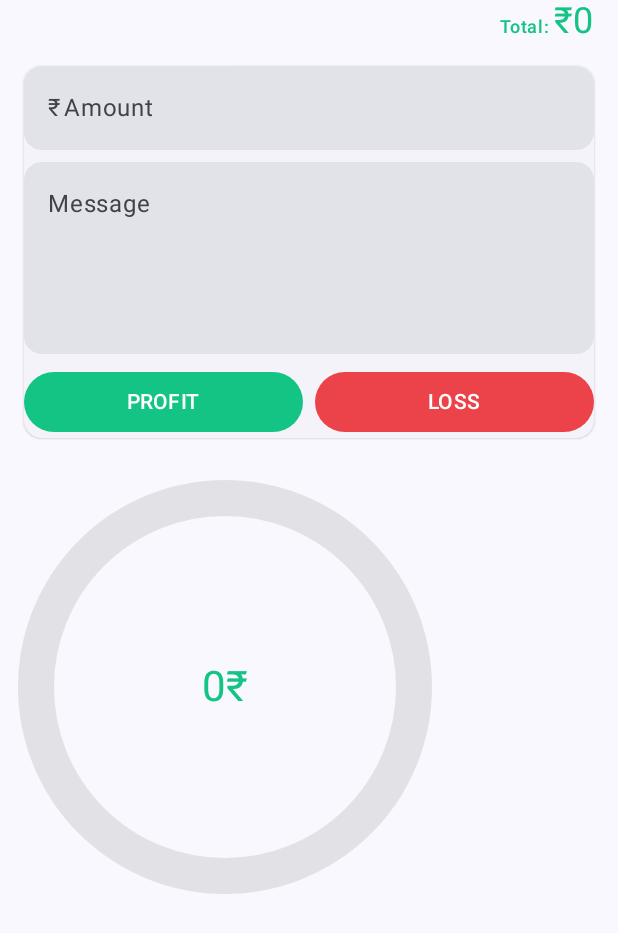
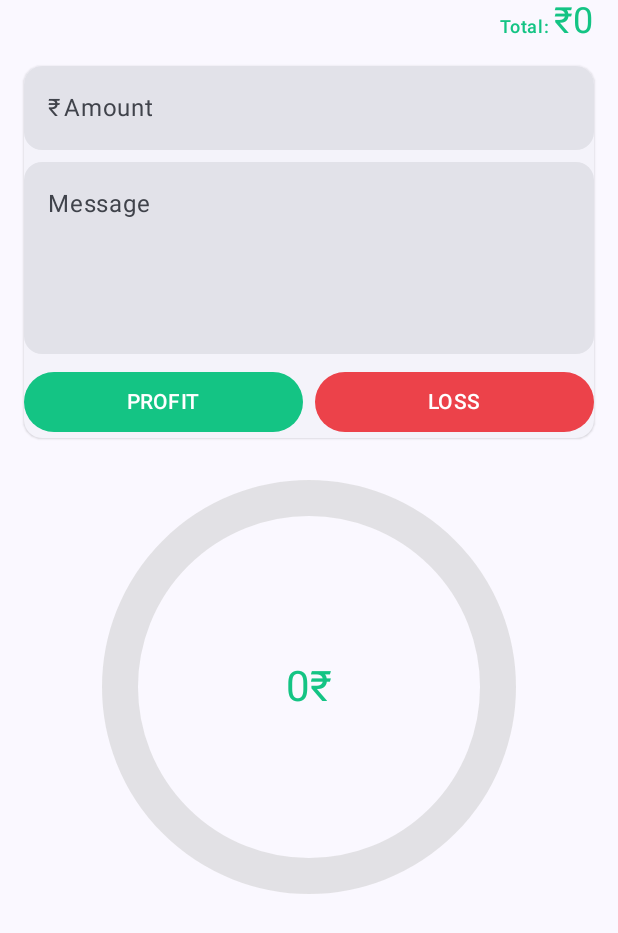
Before and after one commit to shivam-raj12/Trip_Calculator, an Android app built with Jetpack Compose: the screen it shows after launch (MainActivity), on a phone screen of 412 x 824 dp. Shown: the top 933 px of the screen. Run offline under Robolectric (Android 15) with nearby library versions, the phone set to English and light mode, and no system bars; our stand-ins replace Room's generated code.

Commit message:
Refactor: Remove Repository and Add Navigation
- Removes the unused `Repository` class.
- Moves `Graph.kt` and `InputField.kt` to `screens/home` package.
- Adds `HomeScreen.kt` for the main screen.
- Adds `HistoryScreen.kt` and `HistoryItem.kt` to `screens/history` package.
- Implements navigation using `NavHost` to switch between `HomeScreen` and `HistoryScreen`.
- Adds total profit and loss to history screen.
- Updates `Dao` to add support for profit and loss.
- Modify amount type from Int to Long in History entity.

```diff
--- a/app/build.gradle.kts
+++ b/app/build.gradle.kts
@@ -61,4 +61,7 @@ dependencies {
     implementation(libs.androidx.room.runtime)
     ksp(libs.androidx.room.compiler)
     implementation(libs.androidx.room.ktx)
+
+    //Navigation
+    implementation(libs.androidx.navigation.compose)
 }
--- a/app/src/main/java/com/example/tripcalculator/MainActivity.kt
+++ b/app/src/main/java/com/example/tripcalculator/MainActivity.kt
@@ -4,48 +4,19 @@ import android.os.Bundle
 import androidx.activity.ComponentActivity
 import androidx.activity.compose.setContent
 import androidx.activity.enableEdgeToEdge
-import androidx.compose.foundation.clickable
-import androidx.compose.foundation.layout.Box
-import androidx.compose.foundation.layout.Column
-import androidx.compose.foundation.layout.Row
-import androidx.compose.foundation.layout.Spacer
+import androidx.compose.animation.core.tween
+import androidx.compose.animation.scaleIn
+import androidx.compose.animation.scaleOut
 import androidx.compose.foundation.layout.fillMaxSize
-import androidx.compose.foundation.layout.fillMaxWidth
-import androidx.compose.foundation.layout.height
 import androidx.compose.foundation.layout.padding
-import androidx.compose.foundation.layout.size
-import androidx.compose.foundation.lazy.LazyColumn
-import androidx.compose.foundation.lazy.items
-import androidx.compose.foundation.shape.CircleShape
-import androidx.compose.material3.MaterialTheme
-import androidx.compose.material3.OutlinedCard
 import androidx.compose.material3.Scaffold
-import androidx.compose.material3.Text
-import androidx.compose.runtime.Composable
-import androidx.compose.runtime.LaunchedEffect
-import androidx.compose.runtime.getValue
-import androidx.compose.runtime.mutableIntStateOf
-import androidx.compose.runtime.mutableStateOf
-import androidx.compose.runtime.remember
-import androidx.compose.runtime.rememberCoroutineScope
-import androidx.compose.runtime.setValue
-import androidx.compose.ui.Alignment
 import androidx.compose.ui.Modifier
-import androidx.compose.ui.draw.clip
-import androidx.compose.ui.platform.LocalContext
-import androidx.compose.ui.text.buildAnnotatedString
-import androidx.compose.ui.text.font.FontWeight
-import androidx.compose.ui.text.style.TextAlign
-import androidx.compose.ui.text.withStyle
-import androidx.compose.ui.unit.dp
-import androidx.lifecycle.compose.collectAsStateWithLifecycle
-import com.example.tripcalculator.database.History
-import com.example.tripcalculator.database.HistoryDatabase
-import com.example.tripcalculator.ui.theme.Green
-import com.example.tripcalculator.ui.theme.Red
+import androidx.navigation.compose.NavHost
+import androidx.navigation.compose.composable
+import androidx.navigation.compose.rememberNavController
+import com.example.tripcalculator.screens.history.HistoryScreen
+import com.example.tripcalculator.screens.home.HomeScreen
 import com.example.tripcalculator.ui.theme.TripCalculatorTheme
-import kotlinx.coroutines.launch
-import kotlin.math.abs
 
 class MainActivity : ComponentActivity() {
     override fun onCreate(savedInstanceState: Bundle?) {
@@ -53,110 +24,52 @@ class MainActivity : ComponentActivity() {
         enableEdgeToEdge()
         setContent {
             TripCalculatorTheme {
+                val navController = rememberNavController()
                 Scaffold(
-                    modifier = Modifier
-                        .fillMaxSize()
-                ) { innerPadding ->
-                    HomeScreen(Modifier.padding(innerPadding))
+                    modifier = Modifier.fillMaxSize()
+                ) {
+                    NavHost(
+                        navController = navController,
+                        startDestination = "home_screen",
+                        modifier = Modifier.padding(it)
+                    ) {
+                        composable(
+                            route = "home_screen",
+                            enterTransition = {
+                                scaleIn(tween(200))
+                            },
+                            exitTransition = {
+                                scaleOut(tween(200))
+                            },
+                            popEnterTransition = {
+                                scaleIn(tween(200))
+                            },
+                            popExitTransition = {
+                                scaleOut(tween(200))
+                            }
+                        ) {
+                            HomeScreen(navController)
+                        }
+                        composable(
+                            route = "history_screen",
+                            enterTransition = {
+                                scaleIn(tween(200))
+                            },
+                            exitTransition = {
+                                scaleOut(tween(200))
+                            },
+                            popEnterTransition = {
+                                scaleIn(tween(200))
+                            },
+                            popExitTransition = {
+                                scaleOut(tween(200))
+                            }
+                        ) {
+                            HistoryScreen()
+                        }
+                    }
                 }
             }
         }
     }
 }
-
-@Composable
-fun HomeScreen(modifier: Modifier = Modifier) {
-    val context = LocalContext.current
-    val database = remember { HistoryDatabase.getDatabase(context).dao }
-    var totalMoney by remember {
-        mutableIntStateOf(0)
-    }
-    var showHistory by remember {
-        mutableStateOf(false)
-    }
-    val history = database.getAll().collectAsStateWithLifecycle(initialValue = emptyList())
-    LaunchedEffect(Unit) {
-        database.getAll().collect {
-            totalMoney = it.sumOf { it.amount }
-        }
-    }
-    val coroutineScope = rememberCoroutineScope()
-    Column(
-        modifier = modifier
-    ) {
-        Box(
-            modifier = Modifier.fillMaxWidth().padding(end = 16.dp),
-            contentAlignment = Alignment.CenterEnd
-        ) {
-            Text(buildAnnotatedString {
-                withStyle(style = MaterialTheme.typography.labelMedium.toSpanStyle()) {
-                    append("Total: ")
-                }
-                withStyle(style = MaterialTheme.typography.headlineSmall.toSpanStyle()) {
-                    append("₹${abs(totalMoney)}")
-                }
-            }, color = if (totalMoney < 0) Red else Green, textAlign = TextAlign.Center)
-        }
-        LazyColumn {
-            item {
-                InputField(
-                    onButtonClick = { amount, message ->
-                        if (amount != 0) {
-                            totalMoney += amount
-                            coroutineScope.launch {
-                                database.insert(
-                                    History(
-                                        amount = amount,
-                                        message = if (message.isBlank()) "No Message" else message,
-                                        date = System.currentTimeMillis()
-                                    )
-                                )
-                            }
-                        }
-                    }
-                )
-            }
-            if (!showHistory){
-                item {
-                    MoneyGraph(Modifier
-                        .size(300.dp)
-                        .clip(CircleShape)
-                        .clickable { showHistory = !showHistory }, currentMoney = totalMoney)
-                }
-            } else {
-                items(history.value) {
-                    HistoryItem(
-                        modifier = Modifier.fillMaxWidth(),
-                        history = it
-                    )
-                    Spacer(Modifier.height(12.dp))
-                }
-            }
-        }
-    }
-}
-
-@Composable
-fun HistoryItem(
-    modifier: Modifier = Modifier,
-    history: History
-) {
-    OutlinedCard(modifier, shape = MaterialTheme.shapes.small) {
-        Row(
-            modifier= Modifier.padding(horizontal = 12.dp, 16.dp),
-            verticalAlignment = Alignment.CenterVertically
-        ) {
-            Column(
-                modifier = Modifier.weight(1f)
-            ) {
-                Text(history.message, style = MaterialTheme.typography.titleMedium)
-                Text(getStandardFormattedDate(history.date), style = MaterialTheme.typography.labelSmall)
-            }
-            Text(
-                text = "${if (history.amount<0) "-" else ""}₹${abs(history.amount)}",
-                color = if (history.amount < 0) Red else Green,
-                fontWeight = FontWeight.Bold
-            )
-        }
-    }
-}
--- a/app/src/main/java/com/example/tripcalculator/database/Dao.kt
+++ b/app/src/main/java/com/example/tripcalculator/database/Dao.kt
@@ -15,6 +15,12 @@ interface Dao {
     @Query("SELECT * FROM History ORDER BY date DESC")
     fun getAll(): Flow<List<History>>
 
+    @Query("SELECT * FROM History WHERE amount>0 ORDER BY date DESC")
+    fun getAllProfit(): Flow<List<History>>
+
+    @Query("SELECT * FROM History WHERE amount<0 ORDER BY date DESC")
+    fun getAllLoss(): Flow<List<History>>
+
     @Update
     suspend fun update(history: History)
 
--- a/app/src/main/java/com/example/tripcalculator/database/Entity.kt
+++ b/app/src/main/java/com/example/tripcalculator/database/Entity.kt
@@ -7,6 +7,6 @@ import androidx.room.PrimaryKey
 data class History(
     @PrimaryKey(autoGenerate = true) val id: Int = 0,
     val date: Long,
-    val amount: Int,
+    val amount: Long,
     val message: String,
 )
--- a/app/src/main/java/com/example/tripcalculator/Graph.kt
+++ b/app/src/main/java/com/example/tripcalculator/screens/home/Graph.kt
@@ -1,4 +1,4 @@
-package com.example.tripcalculator
+package com.example.tripcalculator.screens.home
 
 import androidx.compose.animation.core.Animatable
 import androidx.compose.animation.core.tween
@@ -23,17 +23,17 @@ import kotlin.math.abs
 @Composable
 fun MoneyGraph(
     modifier: Modifier = Modifier,
-    step: Int = 25000,
-    currentMoney: Int
+    step: Long = 25000,
+    currentMoney: Long
 ) {
     val totalMoney =
         if (abs(currentMoney) <= step) step else ((abs(currentMoney) + step - 1) / step) * step
-    val progress = currentMoney.toFloat() / totalMoney.toFloat() * 360f
+    val progress = currentMoney.toDouble() / totalMoney.toDouble() * 360f
     val textMeasurer = rememberTextMeasurer()
     val progressAnimate = remember { Animatable(0f) }
     val textAnimate = remember { Animatable(0f) }
     LaunchedEffect(progress) {
-        progressAnimate.animateTo(progress, animationSpec = tween(1000))
+        progressAnimate.animateTo(progress.toFloat(), animationSpec = tween(1000))
     }
     LaunchedEffect(currentMoney) {
         textAnimate.animateTo(currentMoney.toFloat(), animationSpec = tween(1000))
--- /dev/null
+++ b/app/src/main/java/com/example/tripcalculator/screens/home/HomeScreen.kt
@@ -0,0 +1,96 @@
+package com.example.tripcalculator.screens.home
+
+import androidx.compose.foundation.clickable
+import androidx.compose.foundation.layout.Box
+import androidx.compose.foundation.layout.Column
+import androidx.compose.foundation.layout.fillMaxWidth
+import androidx.compose.foundation.layout.padding
+import androidx.compose.foundation.layout.size
+import androidx.compose.foundation.shape.CircleShape
+import androidx.compose.material3.MaterialTheme
+import androidx.compose.material3.Text
+import androidx.compose.runtime.Composable
+import androidx.compose.runtime.LaunchedEffect
+import androidx.compose.runtime.getValue
+import androidx.compose.runtime.mutableLongStateOf
+import androidx.compose.runtime.remember
+import androidx.compose.runtime.rememberCoroutineScope
+import androidx.compose.runtime.setValue
+import androidx.compose.ui.Alignment
+import androidx.compose.ui.Modifier
+import androidx.compose.ui.draw.clip
+import androidx.compose.ui.platform.LocalContext
+import androidx.compose.ui.text.buildAnnotatedString
+import androidx.compose.ui.text.style.TextAlign
+import androidx.compose.ui.text.withStyle
+import androidx.compose.ui.unit.dp
+import androidx.navigation.NavController
+import com.example.tripcalculator.database.History
+import com.example.tripcalculator.database.HistoryDatabase
+import com.example.tripcalculator.ui.theme.Green
+import com.example.tripcalculator.ui.theme.Red
+import kotlinx.coroutines.launch
+import kotlin.math.abs
+
+
+@Composable
+fun HomeScreen(
+    navController: NavController
+) {
+    val context = LocalContext.current
+    val database = remember { HistoryDatabase.getDatabase(context).dao }
+    var totalMoney by remember {
+        mutableLongStateOf(0)
+    }
+    LaunchedEffect(Unit) {
+        database.getAll().collect {
+            totalMoney = it.sumOf { it.amount }
+        }
+    }
+    val coroutineScope = rememberCoroutineScope()
+    Column {
+        Box(
+            modifier = Modifier.fillMaxWidth().padding(end = 16.dp),
+            contentAlignment = Alignment.CenterEnd
+        ) {
+            Text(buildAnnotatedString {
+                withStyle(style = MaterialTheme.typography.labelMedium.toSpanStyle()) {
+                    append("Total: ")
+                }
+                withStyle(style = MaterialTheme.typography.headlineSmall.toSpanStyle()) {
+                    append("₹${abs(totalMoney)}")
+                }
+            }, color = if (totalMoney < 0) Red else Green, textAlign = TextAlign.Center)
+        }
+        InputField(
+            onButtonClick = { amount, message ->
+                if (amount != 0L) {
+                    totalMoney += amount
+                    coroutineScope.launch {
+                        database.insert(
+                            History(
+                                amount = amount,
+                                message = if (message.isBlank()) "No Message" else message,
+                                date = System.currentTimeMillis()
+                            )
+                        )
+                    }
+                }
+            }
+        )
+        Box(
+            modifier = Modifier.fillMaxWidth(),
+            contentAlignment = Alignment.Center
+        ) {
+            MoneyGraph(
+                Modifier
+                    .size(300.dp)
+                    .clip(CircleShape)
+                    .clickable {
+                        navController.navigate("history_screen")
+                    },
+                currentMoney = totalMoney
+            )
+        }
+    }
+}
--- a/gradle/libs.versions.toml
+++ b/gradle/libs.versions.toml
@@ -8,10 +8,12 @@ espressoCore = "3.6.1"
 lifecycleRuntimeKtx = "2.8.7"
 activityCompose = "1.10.1"
 composeBom = "2025.03.00"
+navigationCompose = "2.8.9"
 roomRuntime = "2.6.1"
 
 [libraries]
 androidx-core-ktx = { group = "androidx.core", name = "core-ktx", version.ref = "coreKtx" }
+androidx-navigation-compose = { module = "androidx.navigation:navigation-compose", version.ref = "navigationCompose" }
 junit = { group = "junit", name = "junit", version.ref = "junit" }
 androidx-junit = { group = "androidx.test.ext", name = "junit", version.ref = "junitVersion" }
 androidx-espresso-core = { group = "androidx.test.espresso", name = "espresso-core", version.ref = "espressoCore" }
```
Also changed, not shown: app/src/main/java/com/example/tripcalculator/database/Repository.kt (deleted, +0 -15 lines), app/src/main/java/com/example/tripcalculator/screens/history/HistoryItem.kt (added, +43 -0 lines), app/src/main/java/com/example/tripcalculator/screens/history/HistoryScreen.kt (added, +118 -0 lines), app/src/main/java/com/example/tripcalculator/screens/home/InputField.kt (renamed from app/src/main/java/com/example/tripcalculator/InputField.kt, +4 -4 lines).
